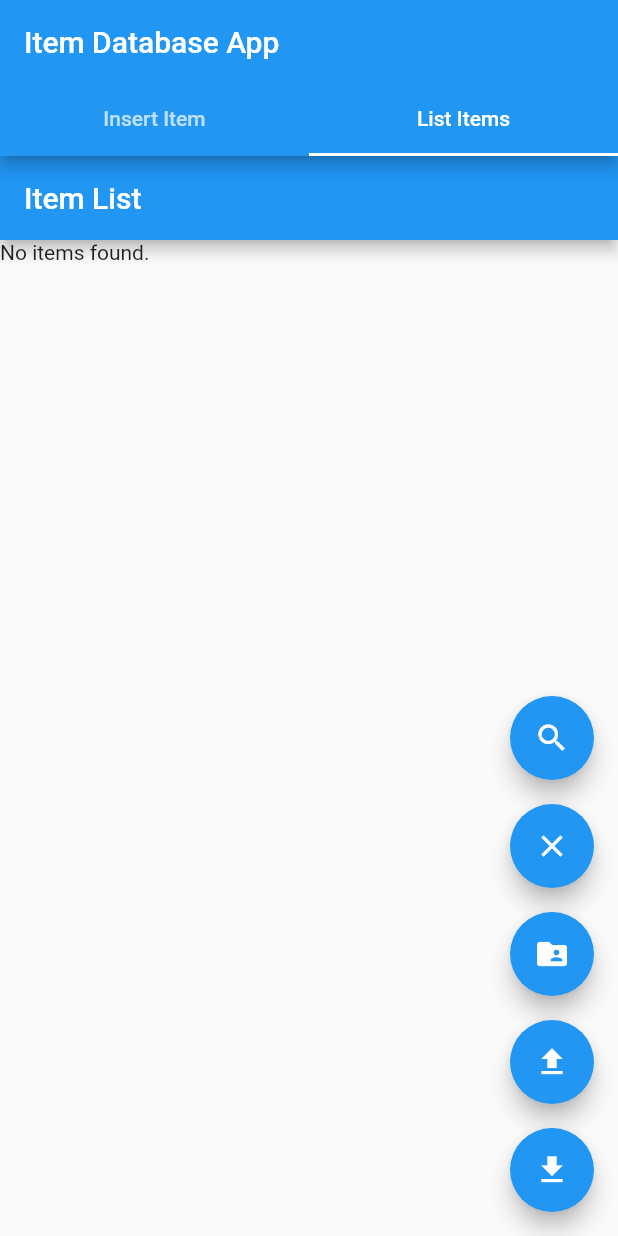
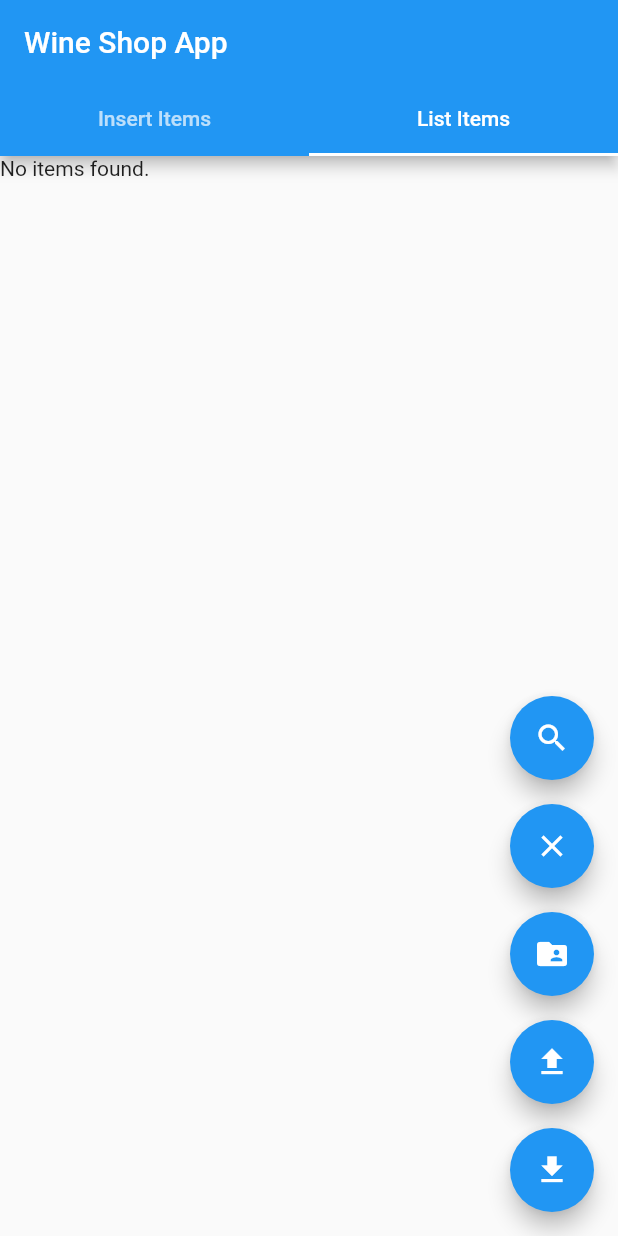
Before and after one commit to vinxxe/wineshop, a Flutter app: the screen it shows after launch, tab 2 chosen, on a phone screen of 412 x 824 dp. Run offline on Flutter 3.47's test engine with Material 2 defaults, Android fonts, the phone set to English and light mode, and no system bars; our stand-ins replace csv, file_picker, flutter_image_compress, image_picker, permission_handler, sqflite; accounts and stored records are empty.

Commit message:
DESIGN: better app design

```diff
--- a/lib/main.dart
+++ b/lib/main.dart
@@ -1,6 +1,8 @@
 import 'package:flutter/material.dart';
 
-import 'widgets/insert_item.dart';
+import 'widgets/insert_item_tab.dart';
+import 'widgets/item_list_tab.dart';
+import 'database/db_helper.dart';
 
 void main() {
   runApp(const WineShopApp());
@@ -11,8 +13,38 @@ class WineShopApp extends StatelessWidget {
   @override
   Widget build(BuildContext context) {
     return MaterialApp(
-      title: 'Wine Shop App',
-      home: ItemInsert(),
+      home: DefaultTabController(
+        length: 2, // Number of tabs
+        child: WineShopHomePage(),
+      ),
     );
   }
 }
+
+class WineShopHomePage extends StatelessWidget {
+  final dbHelper = DatabaseHelper.instance;
+  WineShopHomePage({super.key});
+
+  @override
+  Widget build(BuildContext context) {
+    return Scaffold(
+      appBar: AppBar(
+        title: const Text('Wine Shop App'),
+        bottom: const TabBar(
+          tabs: [
+            Tab(text: 'Insert Items'),
+            Tab(text: 'List Items'),
+          ],
+        ),
+      ),
+      body: TabBarView(
+        children: [
+            // Content for the first tab (Insert Item)
+          ItemInsertTab(dbHelper: dbHelper),
+          // Content for the second tab (List Items)
+          ItemListTab(dbHelper: dbHelper),
+        ],
+      ),
+    );
+  }
+}
--- a/lib/widgets/insert_item.dart
+++ /dev/null
@@ -1,134 +0,0 @@
-import 'dart:typed_data';
-
-import 'package:flutter/material.dart';
-import 'package:flutter_image_compress/flutter_image_compress.dart';
-import 'package:image_picker/image_picker.dart';
-import 'package:wine_shop/database/db_helper.dart';
-import 'package:wine_shop/models/item.dart';
-import 'package:wine_shop/utils/utils.dart';
-
-import 'item_list_tab.dart';
-
-class ItemInsert extends StatefulWidget {
-  static final GlobalKey<ItemInsertState> scaffoldKey = GlobalKey();
-  ItemInsert() : super(key: scaffoldKey);
-
-  @override
-  ItemInsertState createState() => ItemInsertState();
-}
-
-class ItemInsertState extends State<ItemInsert> {
-  final dbHelper = DatabaseHelper.instance;
-  final itemNameController = TextEditingController();
-  final itemPriceController = TextEditingController();
-  final retrieveItemNameController = TextEditingController();
-  double? retrievedPrice;
-  Uint8List? _imageBytes;
-
-  @override
-  Widget build(BuildContext context) {
-    return DefaultTabController(
-      length: 2,
-      child: Scaffold(
-        appBar: AppBar(
-          title: const Text('Item Database App'),
-          bottom: const TabBar(
-            tabs: [
-              Tab(text: 'Insert Item'),
-              Tab(text: 'List Items'),
-            ],
-          ),
-        ),
-        body: TabBarView(
-          children: [
-            // Content for the first tab (Insert Item)
-            Padding(
-              padding: const EdgeInsets.all(8.0),
-              child: Column(
-                crossAxisAlignment: CrossAxisAlignment.stretch,
-                children: [
-                  TextField(
-                    controller: itemNameController,
-                    decoration: const InputDecoration(labelText: 'Item Name'),
-                  ),
-                  TextField(
-                    controller: itemPriceController,
-                    keyboardType: TextInputType.number,
-                    decoration: const InputDecoration(labelText: 'Item Price'),
-                  ),
-                  const SizedBox(height: 4),
-                  // Container to adjust the alignment of the displayed image
-                  Container(
-                      alignment:
-                          Alignment.topCenter, // Adjust the alignment as needed
-                      child: _imageBytes != null
-                          ? Image.memory(_imageBytes!)
-                          : const SizedBox()),
-                  ElevatedButton(
-                    onPressed: _takePicture,
-                    child: const Text('Take Picture'),
-                  ),
-                  const SizedBox(height: 8),
-                  ElevatedButton(
-                    onPressed: _insertItem,
-                    child: const Text('Insert Item'),
-                  ),
-                ],
-              ),
-            ),
-
-            // Content for the second tab (List Items)
-            ItemListTab(dbHelper: dbHelper),
-          ],
-        ),
-      ),
-    );
-  }
-
-  @override
-  void dispose() {
-    itemNameController.dispose();
-    itemPriceController.dispose();
-    retrieveItemNameController.dispose();
-    super.dispose();
-  }
-
-  void _insertItem() async {
-    final name = itemNameController.text;
-    final price = double.tryParse(itemPriceController.text) ?? 0.0;
-
-    if (name.isNotEmpty) {
-      final newItem = Item(name: name, price: price, image: _imageBytes);
-      try {
-        await dbHelper.insertItem(newItem);
-        itemNameController.clear();
-        itemPriceController.clear();
-        setState(() {
-          _imageBytes = null; // Clear the image after insertion
-        });
-      } catch (e) {
-        if (context.mounted) {
-          Utils.usrMsg(context, "DB exception",
-              "Maybe the item's name ${newItem.name} is already present");
-        }
-      }
-    }
-  }
-
-  Future<void> _takePicture() async {
-    final imagePicker = ImagePicker();
-    final pickedImage = await imagePicker.pickImage(source: ImageSource.camera);
-
-    if (pickedImage != null) {
-      final originalBytes = await pickedImage.readAsBytes();
-      final resizedBytes = await FlutterImageCompress.compressWithList(
-        originalBytes,
-        minHeight: 400, // Adjust the desired size
-        minWidth: 300,
-      );
-      setState(() {
-        _imageBytes = resizedBytes;
-      });
-    }
-  }
-}
--- a/lib/widgets/item_list_tab.dart
+++ b/lib/widgets/item_list_tab.dart
@@ -27,7 +27,6 @@ class ItemListTabState extends State<ItemListTab> {
   @override
   Widget build(BuildContext context) {
     return Scaffold(
-        appBar: AppBar(title: const Text('Item List')),
         body: FutureBuilder<List<Item>>(
           future: _getItems(_filterKeyword),
           builder: (context, snapshot) {
```
Also changed, not shown: lib/widgets/insert_item_tab.dart (added, +110 -0 lines).
